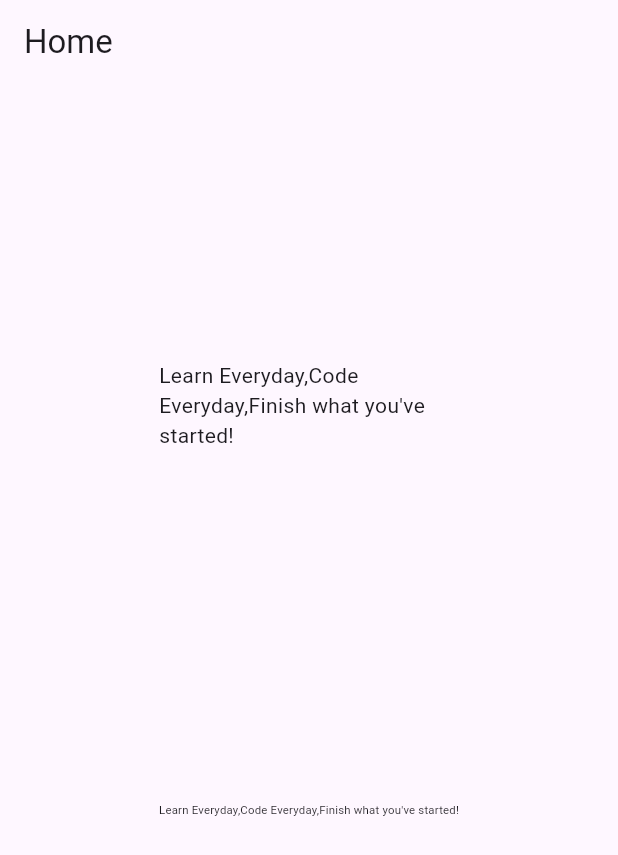
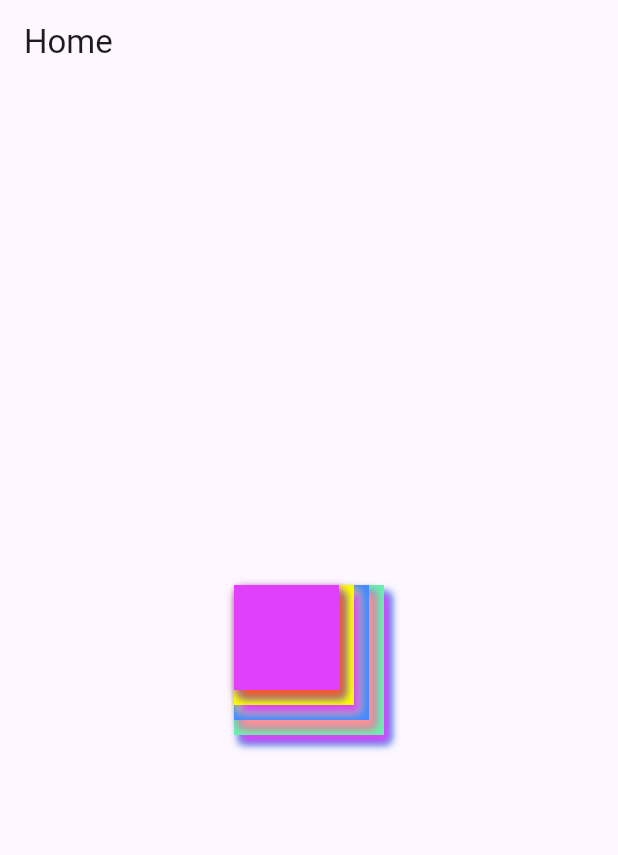
Before and after one commit to Ashraf-Samiu/Responsive_AdaptiveWidgets, a Flutter app: the screen it shows after launch, on a phone screen of 412 x 824 dp. Shown: the top 855 px of the screen. Run offline on Flutter 3.47's test engine with Material 3 defaults, Android fonts, the phone set to English and light mode, and no system bars.

Commit message:
Stack Commit

```diff
--- a/lib/main.dart
+++ b/lib/main.dart
@@ -18,24 +18,106 @@ class HomeScreen extends StatelessWidget{
       appBar: AppBar(
         title: Text("Home"),
       ),
+      ///Stack follow the stack data structure...
       body: Center(
-        ///we will have to use flutter performance tool to check sizedBox..
-        child: Column(
-          mainAxisAlignment: MainAxisAlignment.center,
+        child: Stack(
           children: [
-            SizedBox(
-              height: 200,
-              width: 200,
-              child: Text("Learn Everyday,Code Everyday,Finish what you've started!"),
+            Container(
+              width: 100,
+              height: 100,
+              decoration: BoxDecoration(
+                color: Colors.greenAccent,
+                  boxShadow: [
+                    BoxShadow(
+                      color: Colors.greenAccent,
+                      blurRadius: 4,
+                      offset: Offset(4, 5)
+                    ),
+                    BoxShadow(
+                        color: Colors.lightBlue,
+                        blurRadius: 4,
+                        offset: Offset(4, 5)
+                    ),
+                    BoxShadow(
+                        color: Colors.purpleAccent,
+                        blurRadius: 4,
+                        offset: Offset(4, 5)
+                    ),
+                  ]
+              ),
             ),
-            SizedBox(
-              height: 200,
-              width: 200,
-              ///fitted box will fit the content in one line by smalling it..
-              child: FittedBox(
-                child: Text("Learn Everyday,Code Everyday,Finish what you've started!"),
+            Container(
+              width: 90,
+              height: 90,
+              decoration: BoxDecoration(
+                color: Colors.blueAccent,
+                  boxShadow: [
+                    BoxShadow(
+                        color: Colors.blueAccent,
+                        blurRadius: 4,
+                        offset: Offset(3, 4)
+                    ),
+                    BoxShadow(
+                        color: Colors.redAccent,
+                        blurRadius: 4,
+                        offset: Offset(4, 5)
+                    ),
+                    BoxShadow(
+                        color: Colors.white38,
+                        blurRadius: 4,
+                        offset: Offset(4, 5)
+                    ),
+                  ]
               ),
-            )
+            ),
+            Container(
+              width: 80,
+              height: 80,
+              decoration: BoxDecoration(
+                color: Colors.yellowAccent,
+                  boxShadow: [
+                    BoxShadow(
+                        color: Colors.yellowAccent,
+                        blurRadius: 4,
+                        offset: Offset(2, 3)
+                    ),
+                    BoxShadow(
+                        color: Colors.greenAccent,
+                        blurRadius: 4,
+                        offset: Offset(4, 5)
+                    ),
+                    BoxShadow(
+                        color: Colors.purpleAccent,
+                        blurRadius: 4,
+                        offset: Offset(4, 5)
+                    ),
+                  ]
+              ),
+            ),
+            Container(
+              width: 70,
+              height: 70,
+              decoration: BoxDecoration(
+                color: Colors.purpleAccent,
+                  boxShadow: [
+                    BoxShadow(
+                        color: Colors.purpleAccent,
+                        blurRadius: 4,
+                        offset: Offset(1, 2)
+                    ),
+                    BoxShadow(
+                        color: Colors.lightBlue,
+                        blurRadius: 4,
+                        offset: Offset(4, 5)
+                    ),
+                    BoxShadow(
+                        color: Colors.deepOrange,
+                        blurRadius: 4,
+                        offset: Offset(4, 5)
+                    ),
+                  ]
+              ),
+            ),
           ],
         ),
       ),
```
